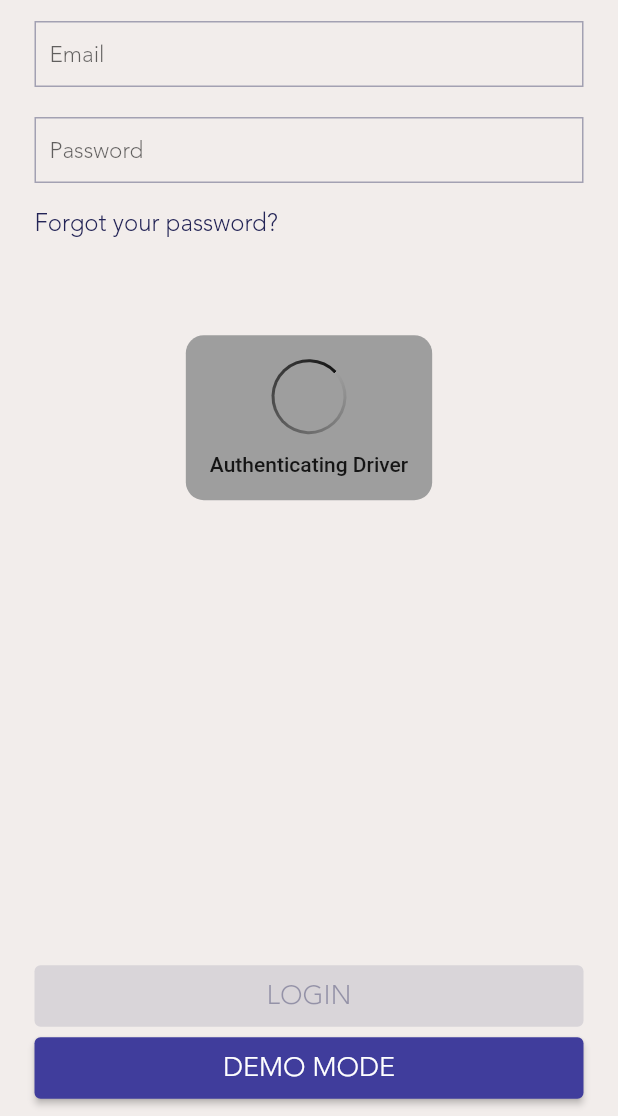
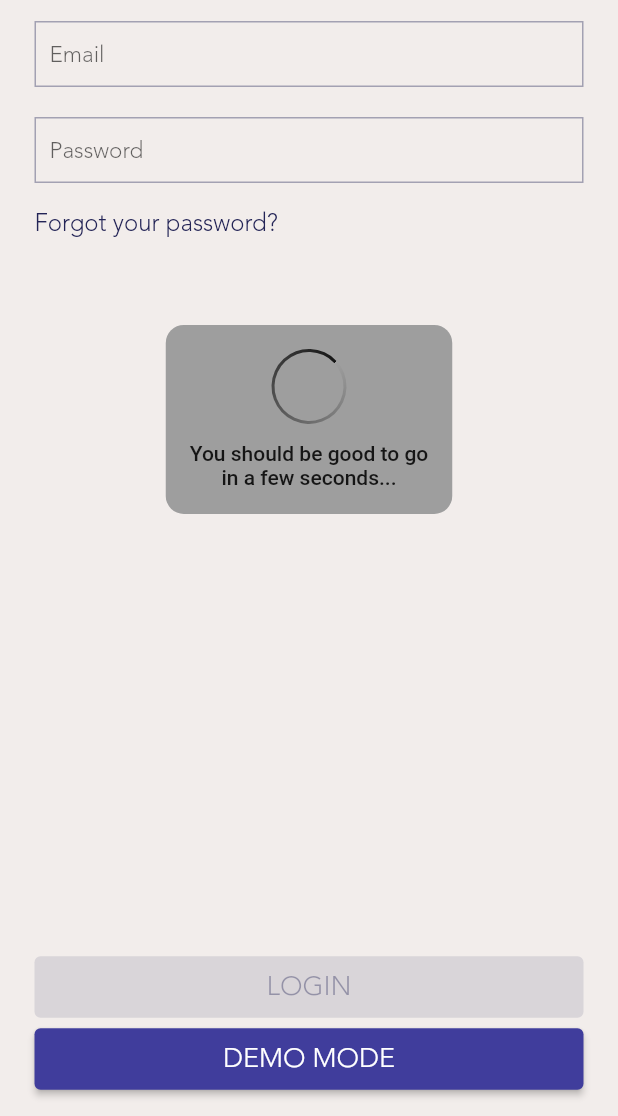
Before and after one commit to OlegTanchynDev/bynext1, a Flutter app: the screen it shows after launch, after a tap on "DEMO MODE", on a phone screen of 412 x 824 dp, the part 120-1236 px from its top. Run offline on Flutter 3.47's test engine with Material 2 defaults, Android fonts, the phone set to English and light mode, and no system bars; our stand-ins replace bloc, equatable, flutter_bloc, geolocator, just_audio, package_info and 2 more; network calls fail.

Commit message:
center estimate earnings, change authentication popup, change menu, remove referral, align version text to bottom

```diff
--- a/lib/l10n/intl_en.arb
+++ b/lib/l10n/intl_en.arb
@@ -1,5 +1,4 @@
 {
-  "drawerCloseMenu": "Close Menu",
   "drawerCallDispatcher": "Call Dispatcher",
   "drawerTasks": "Tasks",
   "drawerNavigation": "Navigation",
@@ -12,7 +11,7 @@
   "drawerLogout": "Logout",
   "forgotPasswordHeader": "Forgot your password",
   "forgotPasswordText": "Please enter your email to reset your password:",
-  "forgotPasswordResponseOk": "Reset message has been sent.",
+  "forgotPasswordResponseOk": "In a few minutes you will receive an email with further instructions to reset your password",
   "forgotPasswordNote": "Note:",
   "forgotPasswordNotesText": "The password reset links included in the emails are time-sensitive. If you click the link and it doesn't work, try requesting a new one and use the link as soon as you can."
 }
--- a/lib/main.dart
+++ b/lib/main.dart
@@ -181,7 +181,7 @@ class MyApp extends StatelessWidget {
                                 LoginScreen(),
                                 BlocBuilder<LoginFormBloc, LoginFormState>(
                                   builder: (context, loginFormState) => loginFormState is LoginFormProcessing
-                                      ? CustomProgressIndicator(text: 'Authenticating Driver')
+                                      ? CustomProgressIndicator(text: 'You should be good to go\nin a few seconds...')
                                       : Container(),
                                 ),
                               ],
--- a/lib/screen/login.dart
+++ b/lib/screen/login.dart
@@ -26,10 +26,10 @@ class _LoginScreenState extends State<LoginScreen> {
         body: SafeArea(
       child: LayoutBuilder(builder: (context, constraint) {
         return SingleChildScrollView(
-          padding: const EdgeInsets.symmetric(horizontal: 23.0, vertical: 8.0),
+          padding: const EdgeInsets.symmetric(horizontal: 23.0).copyWith(top: 8.0, bottom: 14),
           child: ConstrainedBox(
             constraints: BoxConstraints(
-              minHeight: constraint.maxHeight - 8.0 * 2,
+              minHeight: constraint.maxHeight - (8.0 + 14),
             ),
             child: IntrinsicHeight(
               child: Column(
--- a/lib/view/app_bar_logo.dart
+++ b/lib/view/app_bar_logo.dart
@@ -3,7 +3,7 @@ import 'package:flutter/material.dart';
 class AppBarLogo extends StatelessWidget {
   @override
   Widget build(BuildContext context) => SizedBox(
-        width: 40,
+        width: 30,
         child: Image(image: AssetImage('assets/images/logo.png')),
       );
 }
--- a/lib/view/custom_progress_indicator.dart
+++ b/lib/view/custom_progress_indicator.dart
@@ -71,9 +71,15 @@ class _CustomProgressIndicatorState extends State<CustomProgressIndicator> with
             widget.text != null
                 ? Padding(
                     padding: const EdgeInsets.only(top: 12.0),
-                    child: Text(widget.text, style: Theme.of(context).textTheme.bodyText1),
+                    child: Text(
+                      widget.text,
+                      textAlign: TextAlign.center,
+                      style: Theme.of(context).textTheme.bodyText1,
+                    ),
                   )
-                : Container(width: 0,),
+                : Container(
+                    width: 0,
+                  ),
           ],
         ),
       ),
--- a/pubspec.yaml
+++ b/pubspec.yaml
@@ -42,6 +42,7 @@ dependencies:
   shared_preferences: ^0.5.7+3
   just_audio: ^0.2.2
   geolocator: ^5.3.2+2
+  package_info: '>=0.4.1 <2.0.0'
 
 dev_dependencies:
   flutter_test:
@@ -97,6 +98,8 @@ flutter:
       fonts:
         - asset: fonts/Avenir-Light.ttf
           weight: 300
+        - asset: fonts/Avenir-Book.ttf
+          weight: 400
         - asset: fonts/Avenir-Medium.ttf
           weight: 500
 
```
Also changed, not shown: lib/screen/home_screen.dart (+28 -30 lines), lib/screen/welcome_screen.dart (+12 -8 lines), lib/view/drawer_footer.dart (+10 -7 lines), plugins/flutter_hidden_drawer/lib/src/widgets/hidden_drawer_menu.dart (+2 -5 lines), assets/images/2.0x/menu-logout.png, assets/images/menu-logout.png, fonts/Avenir-Book.ttf (added), lib/generated/intl/messages_en.dart, lib/generated/l10n.dart, pubspec.lock, 1 other file.
